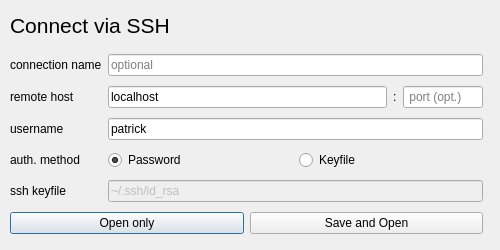
Qt form ui/connectiondialog.ui (pentix/qjournalctl) before a commit.
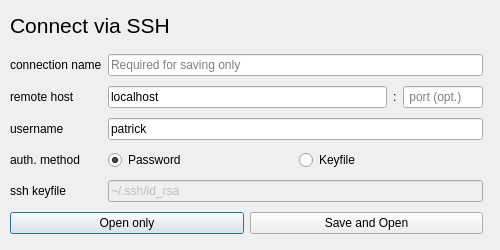
The same form after that commit.

```diff
--- a/ui/connectiondialog.ui
+++ b/ui/connectiondialog.ui
@@ -143,7 +143,7 @@
     <item row="1" column="1" colspan="3">
      <widget class="QLineEdit" name="connectionNameLineEdit">
       <property name="placeholderText">
-       <string>optional</string>
+       <string>Required for saving only</string>
       </property>
      </widget>
     </item>
```
Left out of the diff: 7 changed lines with no effect on the pictures.
